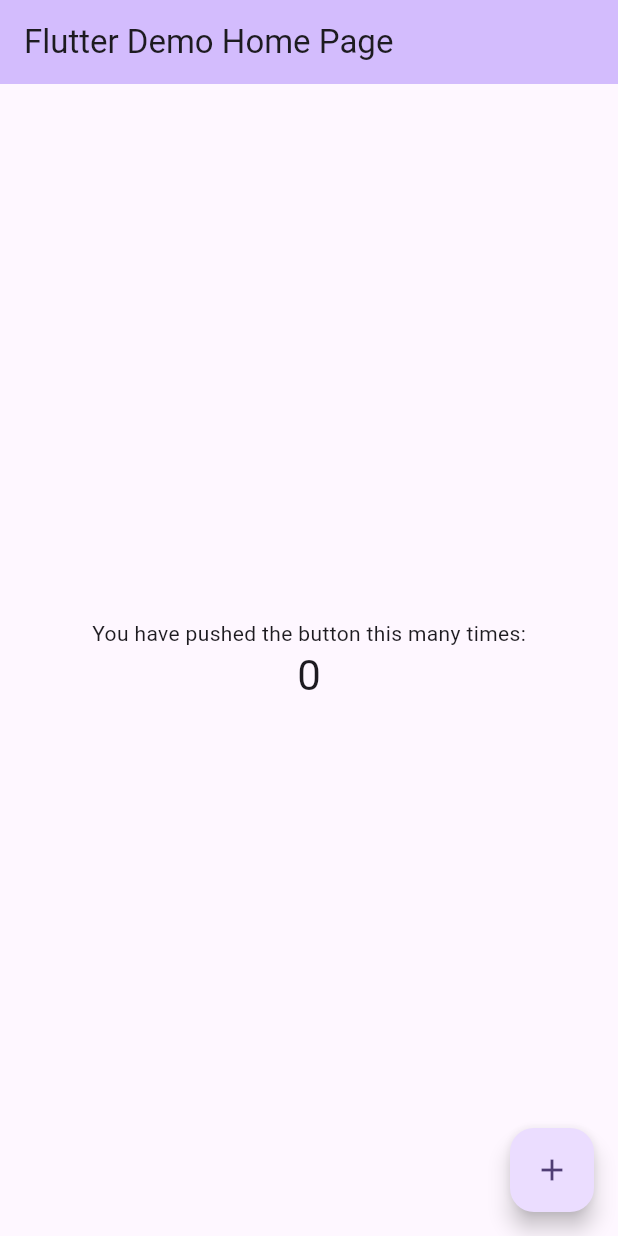
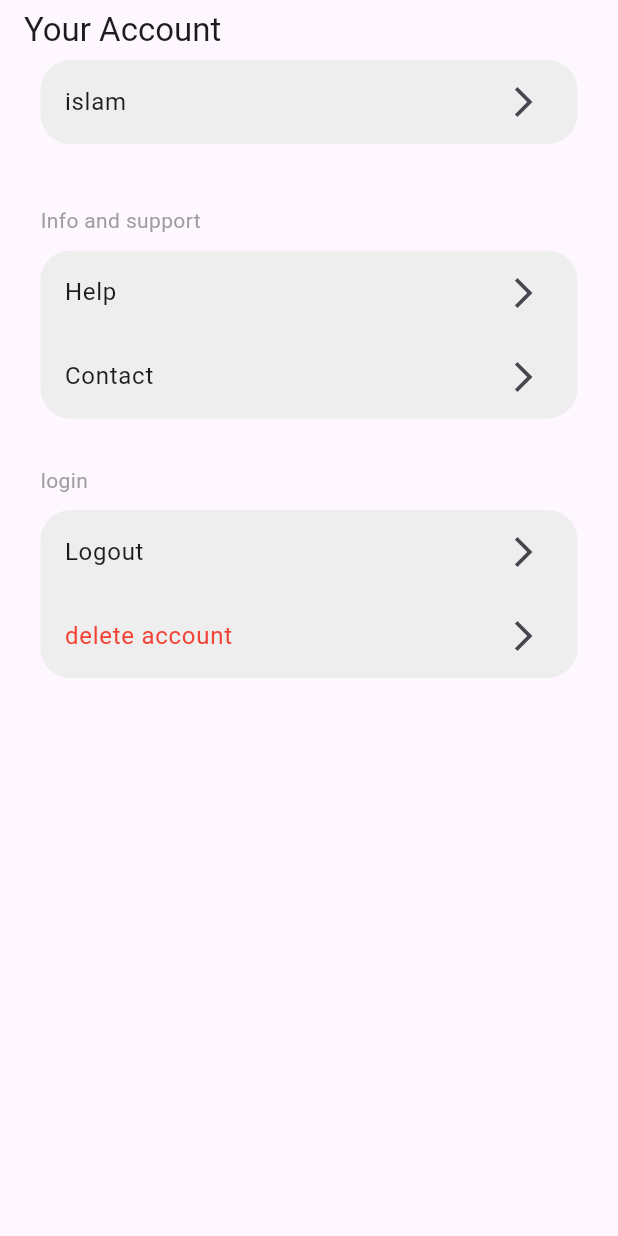
Before and after one commit to mouloud240/BscApp, a Flutter app: the screen it shows after launch, on a phone screen of 412 x 824 dp. Run offline on Flutter 3.47's test engine with Material 3 defaults, Android fonts, the phone set to English and light mode, and no system bars; our stand-ins replace flutter_map, latlong2.

Commit message:
first commit

```diff
--- /dev/null
+++ b/lib/features/Servises/pages/acount_manegment.dart
@@ -0,0 +1,112 @@
+import 'package:flutter/material.dart';
+
+class AccManegment extends StatefulWidget {
+  String username;
+  AccManegment({super.key, required this.username});
+
+  @override
+  State<AccManegment> createState() => _AccManegmentState();
+}
+
+class _AccManegmentState extends State<AccManegment> {
+  @override
+  Widget build(BuildContext context) {
+    return Scaffold(
+      appBar: PreferredSize(
+        preferredSize: Size.fromHeight(40.0), // set the height here
+        child: AppBar(
+          title: Text('Your Account'),
+        ),
+      ),
+      body: Column(
+        children: [
+          Container(
+            margin: EdgeInsets.symmetric(horizontal: 27),
+            decoration: BoxDecoration(
+              color: Colors.grey[200],
+              borderRadius: BorderRadius.circular(20),
+            ),
+            child: ListTile(
+              trailing: Icon(Icons.arrow_forward_ios),
+              title: Text(widget.username),
+              onTap: () {
+                Navigator.pushNamed(context, '/profile');
+              },
+            ),
+          ),
+          SizedBox(height: 41),
+          Container(
+            alignment: Alignment.centerLeft,
+            padding: EdgeInsets.fromLTRB(27, 0, 0, 0),
+            child: Text(
+              'Info and support',
+              style: TextStyle(color: Colors.grey),
+            ),
+          ),
+          SizedBox(height: 10),
+          Container(
+            margin: EdgeInsets.symmetric(horizontal: 27),
+            decoration: BoxDecoration(
+              color: Colors.grey[200],
+              borderRadius: BorderRadius.circular(20),
+            ),
+            child: Column(
+              children: [
+                ListTile(
+                  trailing: Icon(Icons.arrow_forward_ios),
+                  title: Text('Help'),
+                  onTap: () {
+                    Navigator.pushNamed(context, '/help');
+                  },
+                ),
+                ListTile(
+                  trailing: Icon(Icons.arrow_forward_ios),
+                  title: Text('Contact'),
+                  onTap: () {
+                    Navigator.pushNamed(context, '/contact');
+                  },
+                ),
+              ],
+            ),
+          ),
+          SizedBox(height: 31),
+          Container(
+            padding: EdgeInsets.fromLTRB(27, 0, 0, 0),
+            alignment: Alignment.centerLeft,
+            child: Text(
+              'login',
+              style: TextStyle(color: Colors.grey[500]),
+            ),
+          ),
+          SizedBox(height: 10),
+          Container(
+            margin: EdgeInsets.symmetric(horizontal: 27),
+            decoration: BoxDecoration(
+              color: Colors.grey[200],
+              borderRadius: BorderRadius.circular(20),
+            ),
+            child: Column(
+              children: [
+                ListTile(
+                  trailing: Icon(Icons.arrow_forward_ios),
+                  title: Text('Logout'),
+                  onTap: () {
+                    Navigator.pushNamed(context, '/Logout');
+                  },
+                ),
+                ListTile(
+                  trailing: Icon(Icons.arrow_forward_ios),
+                  title: Text('delete account',
+                      style: TextStyle(color: Colors.red)),
+                  onTap: () {
+                    Navigator.pushNamed(context, '/delete');
+                  },
+                ),
+              ],
+            ),
+          )
+        ],
+      ),
+    );
+  }
+}
--- a/lib/main.dart
+++ b/lib/main.dart
@@ -1,125 +1,18 @@
+import 'package:bsc_app/features/Servises/pages/acount_manegment.dart';
+import 'package:bsc_app/features/Servises/pages/home.dart';
+import 'package:bsc_app/features/Servises/pages/profile.dart';
+
 import 'package:flutter/material.dart';
 
 void main() {
-  runApp(const MyApp());
+  runApp(MyApp());
 }
 
 class MyApp extends StatelessWidget {
-  const MyApp({super.key});
-
-  // This widget is the root of your application.
   @override
   Widget build(BuildContext context) {
     return MaterialApp(
-      title: 'Flutter Demo',
-      theme: ThemeData(
-        // This is the theme of your application.
-        //
-        // TRY THIS: Try running your application with "flutter run". You'll see
-        // the application has a purple toolbar. Then, without quitting the app,
-        // try changing the seedColor in the colorScheme below to Colors.green
-        // and then invoke "hot reload" (save your changes or press the "hot
-        // reload" button in a Flutter-supported IDE, or press "r" if you used
-        // the command line to start the app).
-        //
-        // Notice that the counter didn't reset back to zero; the application
-        // state is not lost during the reload. To reset the state, use hot
-        // restart instead.
-        //
-        // This works for code too, not just values: Most code changes can be
-        // tested with just a hot reload.
-        colorScheme: ColorScheme.fromSeed(seedColor: Colors.deepPurple),
-        useMaterial3: true,
-      ),
-      home: const MyHomePage(title: 'Flutter Demo Home Page'),
+      home:AccManegment(username: 'islam'),
     );
   }
 }
-
-class MyHomePage extends StatefulWidget {
-  const MyHomePage({super.key, required this.title});
-
-  // This widget is the home page of your application. It is stateful, meaning
-  // that it has a State object (defined below) that contains fields that affect
-  // how it looks.
-
-  // This class is the configuration for the state. It holds the values (in this
-  // case the title) provided by the parent (in this case the App widget) and
-  // used by the build method of the State. Fields in a Widget subclass are
-  // always marked "final".
-
-  final String title;
-
-  @override
-  State<MyHomePage> createState() => _MyHomePageState();
-}
-
-class _MyHomePageState extends State<MyHomePage> {
-  int _counter = 0;
-
-  void _incrementCounter() {
-    setState(() {
-      // This call to setState tells the Flutter framework that something has
-      // changed in this State, which causes it to rerun the build method below
-      // so that the display can reflect the updated values. If we changed
-      // _counter without calling setState(), then the build method would not be
-      // called again, and so nothing would appear to happen.
-      _counter++;
-    });
-  }
-
-  @override
-  Widget build(BuildContext context) {
-    // This method is rerun every time setState is called, for instance as done
-    // by the _incrementCounter method above.
-    //
-    // The Flutter framework has been optimized to make rerunning build methods
-    // fast, so that you can just rebuild anything that needs updating rather
-    // than having to individually change instances of widgets.
-    return Scaffold(
-      appBar: AppBar(
-        // TRY THIS: Try changing the color here to a specific color (to
-        // Colors.amber, perhaps?) and trigger a hot reload to see the AppBar
-        // change color while the other colors stay the same.
-        backgroundColor: Theme.of(context).colorScheme.inversePrimary,
-        // Here we take the value from the MyHomePage object that was created by
-        // the App.build method, and use it to set our appbar title.
-        title: Text(widget.title),
-      ),
-      body: Center(
-        // Center is a layout widget. It takes a single child and positions it
-        // in the middle of the parent.
-        child: Column(
-          // Column is also a layout widget. It takes a list of children and
-          // arranges them vertically. By default, it sizes itself to fit its
-          // children horizontally, and tries to be as tall as its parent.
-          //
-          // Column has various properties to control how it sizes itself and
-          // how it positions its children. Here we use mainAxisAlignment to
-          // center the children vertically; the main axis here is the vertical
-          // axis because Columns are vertical (the cross axis would be
-          // horizontal).
-          //
-          // TRY THIS: Invoke "debug painting" (choose the "Toggle Debug Paint"
-          // action in the IDE, or press "p" in the console), to see the
-          // wireframe for each widget.
-          mainAxisAlignment: MainAxisAlignment.center,
-          children: <Widget>[
-            const Text(
-              'You have pushed the button this many times:',
-            ),
-            Text(
-              '$_counter',
-              style: Theme.of(context).textTheme.headlineMedium,
-            ),
-          ],
-        ),
-      ),
-      floatingActionButton: FloatingActionButton(
-        onPressed: _incrementCounter,
-        tooltip: 'Increment',
-        child: const Icon(Icons.add),
-      ), // This trailing comma makes auto-formatting nicer for build methods.
-    );
-  }
-}
--- a/pubspec.yaml
+++ b/pubspec.yaml
@@ -30,6 +30,9 @@ environment:
 dependencies:
   flutter:
     sdk: flutter
+  flutter_map: ^4.0.0
+  http: ^0.13.5
+  latlong2: ^0.8.1
 
 
   # The following adds the Cupertino Icons font to your application.
```
Also changed, not shown: lib/features/Map/pages/map.dart (added, +114 -0 lines), lib/features/Servises/pages/home.dart (added, +168 -0 lines), lib/features/Servises/pages/profile.dart (added, +109 -0 lines), lib/features/Map/logic/models/model.dart (added), lib/features/Map/logic/repository/repo.dart (added), lib/features/Map/logic/source/local/local.dart (added), lib/features/Map/logic/source/remote/remote.dart (added), lib/features/Map/ui/bloc/bb.dart (added), lib/features/Map/ui/pages/page.dart (added), lib/features/Map/ui/widgets/widget.dart (added), pubspec.lock, 1 other file.
